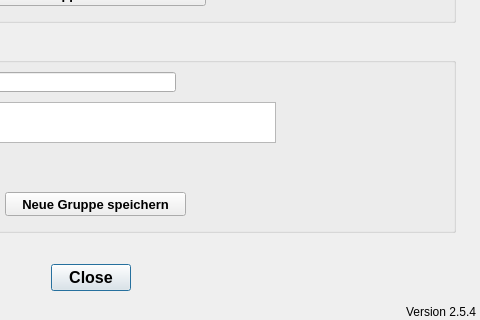
hoettges/QKan, file qkan/linkflaechen/res/application_managegroups.ui: the form before one commit; both pictures show x 195 to 675 and y 288 to 608 of the 675 by 608 pixel window.
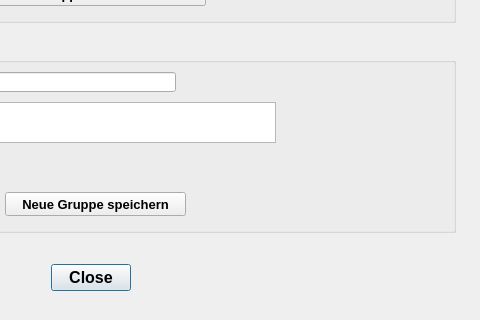
The form after the commit.

The edit to the form file:
```diff
--- a/qkan/linkflaechen/res/application_managegroups.ui
+++ b/qkan/linkflaechen/res/application_managegroups.ui
@@ -261,25 +261,6 @@
     </property>
    </widget>
   </widget>
-  <widget class="QLabel" name="lb_version">
-   <property name="geometry">
-    <rect>
-     <x>600</x>
-     <y>590</y>
-     <width>71</width>
-     <height>20</height>
-    </rect>
-   </property>
-   <property name="toolTip">
-    <string>Version QKan Import</string>
-   </property>
-   <property name="text">
-    <string>Version 2.5.4</string>
-   </property>
-   <property name="alignment">
-    <set>Qt::AlignRight|Qt::AlignTrailing|Qt::AlignVCenter</set>
-   </property>
-  </widget>
  </widget>
  <resources/>
  <connections>
```
Left out of the diff: 4 changed lines with no effect on the pictures.
